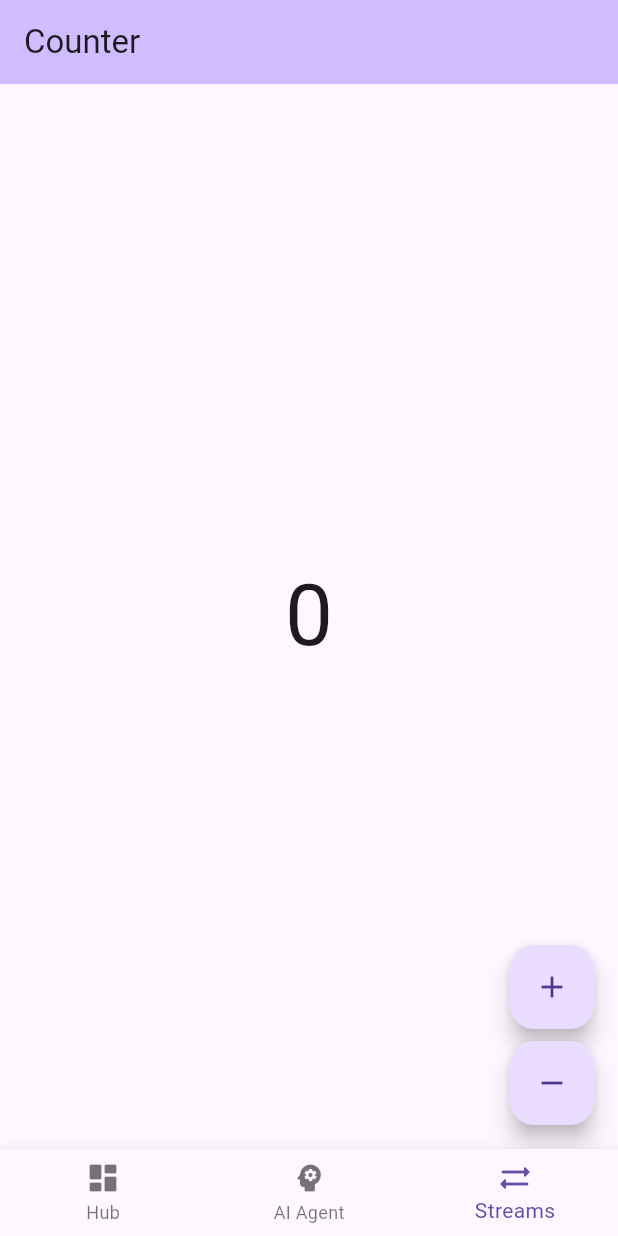
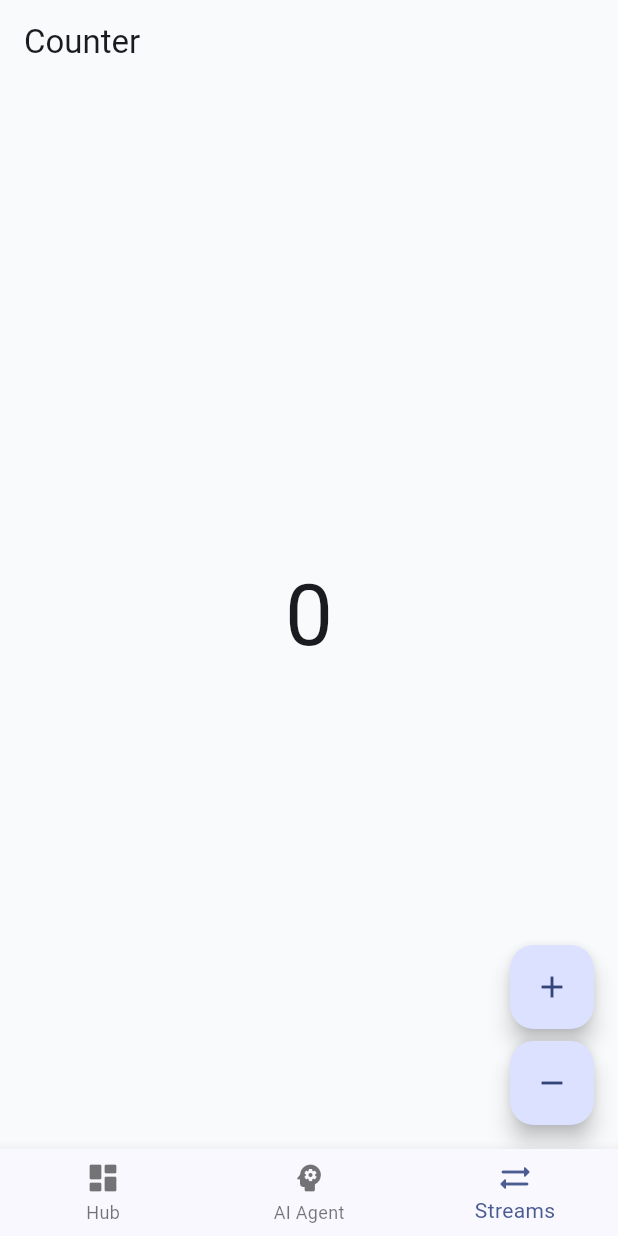
Before and after one commit to dolfynapple/super_app, a Flutter app: the screen it shows after launch, item 3 of the bottom bar chosen, on a phone screen of 412 x 824 dp. Run offline on Flutter 3.47's test engine with Material 3 defaults, Android fonts, the phone set to English and light mode, and no system bars; our stand-ins replace bloc, dio, flutter_bloc, flutter_dotenv, flutter_secure_storage, get_it and 3 more; accounts and stored records are empty.

Commit message:
add themes
Co-authored-by: Copilot <copilot@github.com>

```diff
--- a/lib/app/view/app_view.dart
+++ b/lib/app/view/app_view.dart
@@ -1,6 +1,7 @@
 import 'package:flutter/material.dart';
 import 'package:flutter_localizations/flutter_localizations.dart';
 import 'package:portfolio_super_app/core/router/app_router.dart';
+import 'package:portfolio_super_app/core/theme/app_theme.dart';
 import 'package:portfolio_super_app/l10n/l10n.dart';
 
 class App extends StatelessWidget {
@@ -10,12 +11,8 @@ class App extends StatelessWidget {
   Widget build(BuildContext context) {
     return MaterialApp.router(
       routerConfig: appRouter,
-      theme: ThemeData(
-        appBarTheme: AppBarTheme(
-          backgroundColor: Theme.of(context).colorScheme.inversePrimary,
-        ),
-        useMaterial3: true,
-      ),
+      theme: AppTheme.light,
+      darkTheme: AppTheme.dark,
       localizationsDelegates: const [
         AppLocalizations.delegate,
         GlobalMaterialLocalizations.delegate,
--- /dev/null
+++ b/lib/core/theme/app_colors.dart
@@ -0,0 +1,18 @@
+import 'package:flutter/material.dart';
+
+final class AppColors {
+  AppColors._();
+
+  static const primary = Color(0xFF2563EB);
+
+  static const background = Color(0xFFF8FAFC);
+  static const Color surface = Colors.white;
+  static const Color transparent = Colors.transparent;
+
+  static const textPrimary = Color(0xFF0F172A);
+  static const textSecondary = Color(0xFF64748B);
+
+  static const success = Color(0xFF16A34A);
+  static const warning = Color(0xFFF59E0B);
+  static const error = Color(0xFFDC2626);
+}
--- /dev/null
+++ b/lib/core/theme/app_radius.dart
@@ -0,0 +1,8 @@
+final class AppRadius {
+  AppRadius._();
+
+  static const sm = 8.0;
+  static const md = 12.0;
+  static const lg = 16.0;
+  static const xl = 24.0;
+}
--- /dev/null
+++ b/lib/core/theme/app_spacing.dart
@@ -0,0 +1,10 @@
+final class AppSpacing {
+  AppSpacing._();
+
+  static const xs = 4.0;
+  static const sm = 8.0;
+  static const xm = 12.0;
+  static const md = 16.0;
+  static const lg = 24.0;
+  static const xl = 32.0;
+}
--- /dev/null
+++ b/lib/core/theme/app_text_style.dart
@@ -0,0 +1,29 @@
+import 'package:flutter/material.dart';
+
+import 'package:portfolio_super_app/core/theme/app_colors.dart';
+
+final class AppTextStyles {
+  AppTextStyles._();
+
+  static const heading1 = TextStyle(
+    fontSize: 32,
+    fontWeight: FontWeight.bold,
+    color: AppColors.textPrimary,
+  );
+
+  static const heading2 = TextStyle(
+    fontSize: 24,
+    fontWeight: FontWeight.w600,
+    color: AppColors.textPrimary,
+  );
+
+  static const body = TextStyle(
+    fontSize: 16,
+    color: AppColors.textPrimary,
+  );
+
+  static const caption = TextStyle(
+    fontSize: 14,
+    color: AppColors.textSecondary,
+  );
+}
--- /dev/null
+++ b/lib/core/theme/app_theme.dart
@@ -0,0 +1,79 @@
+import 'package:flutter/material.dart';
+
+import 'package:portfolio_super_app/core/theme/app_colors.dart';
+import 'package:portfolio_super_app/core/theme/app_radius.dart';
+import 'package:portfolio_super_app/core/theme/app_spacing.dart';
+
+final class AppTheme {
+  AppTheme._();
+
+  static ThemeData get light {
+    return ThemeData(
+      useMaterial3: true,
+
+      scaffoldBackgroundColor: AppColors.background,
+
+      colorScheme: ColorScheme.fromSeed(
+        seedColor: AppColors.primary,
+      ),
+
+      appBarTheme: const AppBarTheme(
+        centerTitle: false,
+        backgroundColor: AppColors.transparent,
+        elevation: 0,
+      ),
+
+      inputDecorationTheme: InputDecorationTheme(
+        filled: true,
+        fillColor: AppColors.surface,
+        border: OutlineInputBorder(
+          borderRadius: BorderRadius.circular(AppRadius.md),
+        ),
+      ),
+
+      elevatedButtonTheme: ElevatedButtonThemeData(
+        style: ElevatedButton.styleFrom(
+          padding: const EdgeInsets.symmetric(
+            horizontal: AppSpacing.md,
+            vertical: AppSpacing.xm,
+          ),
+        ),
+      ),
+    );
+  }
+
+  static ThemeData get dark {
+    return ThemeData(
+      useMaterial3: true,
+
+      scaffoldBackgroundColor: AppColors.background,
+
+      colorScheme: ColorScheme.fromSeed(
+        seedColor: AppColors.primary,
+      ),
+
+      appBarTheme: const AppBarTheme(
+        centerTitle: false,
+        backgroundColor: AppColors.transparent,
+        elevation: 0,
+      ),
+
+      inputDecorationTheme: InputDecorationTheme(
+        filled: true,
+        fillColor: AppColors.surface,
+        border: OutlineInputBorder(
+          borderRadius: BorderRadius.circular(AppRadius.md),
+        ),
+      ),
+
+      elevatedButtonTheme: ElevatedButtonThemeData(
+        style: ElevatedButton.styleFrom(
+          padding: const EdgeInsets.symmetric(
+            horizontal: AppSpacing.md,
+            vertical: AppSpacing.xm,
+          ),
+        ),
+      ),
+    );
+  }
+}
```
